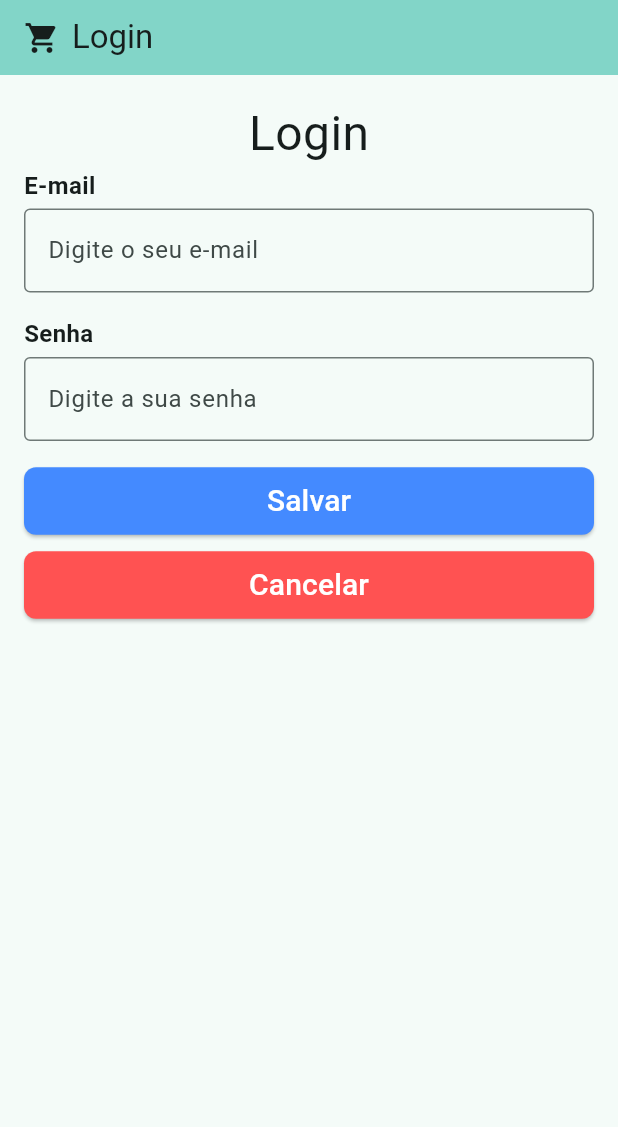
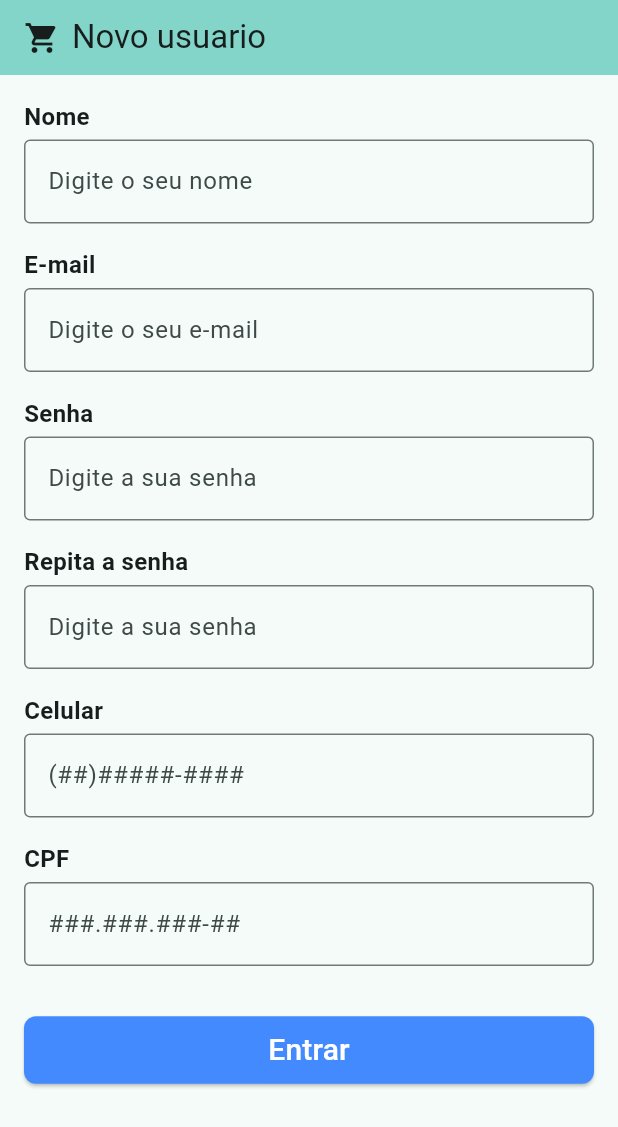
Before and after one commit to otaviohenrique1/app_compras, a Flutter app: the screen it shows after launch, on a phone screen of 412 x 824 dp. Shown: the top 1127 px of the screen. Run offline on Flutter 3.47's test engine with Material 2 defaults, Android fonts, the phone set to English and light mode, and no system bars; our stand-ins replace mask_text_input_formatter.

Commit message:
Commit 11

```diff
--- a/lib/main.dart
+++ b/lib/main.dart
@@ -1,5 +1,6 @@
-import 'package:app_compras/pages/login.dart';
 import 'package:flutter/material.dart';
+// import 'package:app_compras/pages/login.dart';
+import 'package:app_compras/pages/novo_usuario.dart';
 // import 'package:app_compras/pages/pagamento.dart';
 
 void main() {
@@ -17,7 +18,7 @@ class MyApp extends StatelessWidget {
         colorScheme: ColorScheme.fromSeed(seedColor: Colors.teal),
         useMaterial3: true,
       ),
-      home: const Login(),
+      home: const NovoUsuario(),
     );
   }
 }
--- a/lib/pages/login.dart
+++ b/lib/pages/login.dart
@@ -26,7 +26,7 @@ class _LoginState extends State<Login> {
   @override
   Widget build(BuildContext context) {
     return Scaffold(
-      appBar: const Header(titulo: "Login"),
+      appBar: const Header(titulo: "App Compras"),
       body: Padding(
         padding: const EdgeInsets.all(16),
         child: Form(
@@ -55,7 +55,7 @@ class _LoginState extends State<Login> {
               LabelCampo(
                 titulo: "Senha",
                 exibeTitulo: true,
-                padding: const EdgeInsets.only(bottom: 16),
+                padding: const EdgeInsets.only(bottom: 32),
                 campo: CampoTexto(
                   controller: _senhaController,
                   hintText: "Digite a sua senha",
@@ -71,7 +71,7 @@ class _LoginState extends State<Login> {
               ),
               Botao(
                 backgroundColor: Colors.blueAccent,
-                label: "Salvar",
+                label: "Entrar",
                 fontColor: Colors.white,
                 fontSize: 20,
                 onPressed: () {
@@ -79,12 +79,36 @@ class _LoginState extends State<Login> {
                 },
               ),
               const SizedBox(height: 8),
-              Botao(
-                backgroundColor: Colors.redAccent,
-                label: "Cancelar",
-                fontColor: Colors.white,
-                fontSize: 20,
+              TextButton(
                 onPressed: () {},
+                child: const Text(
+                  "Esqueceu a senha?",
+                  style: TextStyle(
+                    fontSize: 18,
+                    color: Colors.blue,
+                    decoration: TextDecoration.underline,
+                    decorationColor: Colors.blue,
+                  ),
+                ),
+              ),
+              const SizedBox(height: 8),
+              TextButton(
+                onPressed: () {},
+                child: Row(
+                  mainAxisAlignment: MainAxisAlignment.center,
+                  children: [
+                    Text(
+                      "Ainda não tem conta?",
+                      style:
+                          TextStyle(fontSize: 18, color: Colors.grey.shade600),
+                    ),
+                    const SizedBox(width: 4),
+                    const Text(
+                      "Faça seu cadastro!",
+                      style: TextStyle(fontSize: 18, color: Colors.blueAccent),
+                    ),
+                  ],
+                ),
               ),
             ],
           ),
--- /dev/null
+++ b/lib/pages/novo_usuario.dart
@@ -0,0 +1,159 @@
+import 'package:flutter/material.dart';
+import 'package:app_compras/components/botao.dart';
+import 'package:app_compras/utils/helpers.dart';
+import 'package:app_compras/components/campo_texto.dart';
+import 'package:app_compras/components/header.dart';
+import 'package:app_compras/components/label_campo.dart';
+
+class NovoUsuario extends StatefulWidget {
+  const NovoUsuario({super.key});
+
+  @override
+  State<NovoUsuario> createState() => _NovoUsuarioState();
+}
+
+class _NovoUsuarioState extends State<NovoUsuario> {
+  final formKey = GlobalKey<FormState>();
+  final _nomeController = TextEditingController();
+  final _emailController = TextEditingController();
+  final _senhaController = TextEditingController();
+  final _repitaSenhaController = TextEditingController();
+  final _celularController = TextEditingController();
+  final _cpfController = TextEditingController();
+
+  final _numeroTelefoneFormatter = mascaraNumerica('(##)#####-####');
+  final _numeroCelularFormatter = mascaraNumerica('###.###.###-##');
+
+  @override
+  void dispose() {
+    _emailController.dispose();
+    _senhaController.dispose();
+    super.dispose();
+  }
+
+  @override
+  Widget build(BuildContext context) {
+    return Scaffold(
+      appBar: const Header(titulo: "Novo usuario"),
+      body: Padding(
+        padding: const EdgeInsets.all(16),
+        child: Form(
+          key: formKey,
+          child: ListView(
+            children: [
+              LabelCampo(
+                titulo: "Nome",
+                exibeTitulo: true,
+                padding: const EdgeInsets.only(bottom: 16),
+                campo: CampoTexto(
+                  controller: _nomeController,
+                  hintText: "Digite o seu nome",
+                  keyboardType: TextInputType.text,
+                  validator: (value) {
+                    if (value == null || value.isEmpty) {
+                      return "Campo vazio";
+                    }
+                    return null;
+                  },
+                ),
+              ),
+              LabelCampo(
+                titulo: "E-mail",
+                exibeTitulo: true,
+                padding: const EdgeInsets.only(bottom: 16),
+                campo: CampoTexto(
+                  controller: _emailController,
+                  hintText: "Digite o seu e-mail",
+                  keyboardType: TextInputType.emailAddress,
+                  validator: (value) {
+                    if (value == null || value.isEmpty) {
+                      return "Campo vazio";
+                    }
+                    return null;
+                  },
+                ),
+              ),
+              LabelCampo(
+                titulo: "Senha",
+                exibeTitulo: true,
+                padding: const EdgeInsets.only(bottom: 16),
+                campo: CampoTexto(
+                  controller: _senhaController,
+                  hintText: "Digite a sua senha",
+                  keyboardType: TextInputType.text,
+                  obscureText: true,
+                  validator: (value) {
+                    if (value == null || value.isEmpty) {
+                      return "Campo vazio";
+                    }
+                    return null;
+                  },
+                ),
+              ),
+              LabelCampo(
+                titulo: "Repita a senha",
+                exibeTitulo: true,
+                padding: const EdgeInsets.only(bottom: 16),
+                campo: CampoTexto(
+                  controller: _repitaSenhaController,
+                  hintText: "Digite a sua senha",
+                  keyboardType: TextInputType.text,
+                  obscureText: true,
+                  validator: (value) {
+                    if (value == null || value.isEmpty) {
+                      return "Campo vazio";
+                    }
+                    return null;
+                  },
+                ),
+              ),
+              LabelCampo(
+                titulo: "Celular",
+                exibeTitulo: true,
+                padding: const EdgeInsets.only(bottom: 16),
+                campo: CampoTexto(
+                  controller: _celularController,
+                  inputFormatters: [_numeroCelularFormatter],
+                  hintText: "(##)#####-####",
+                  keyboardType: TextInputType.number,
+                  validator: (value) {
+                    if (value == null || value.isEmpty) {
+                      return "Campo vazio";
+                    }
+                    return null;
+                  },
+                ),
+              ),
+              LabelCampo(
+                titulo: "CPF",
+                exibeTitulo: true,
+                padding: const EdgeInsets.only(bottom: 32),
+                campo: CampoTexto(
+                  controller: _cpfController,
+                  inputFormatters: [_numeroTelefoneFormatter],
+                  hintText: "###.###.###-##",
+                  keyboardType: TextInputType.number,
+                  validator: (value) {
+                    if (value == null || value.isEmpty) {
+                      return "Campo vazio";
+                    }
+                    return null;
+                  },
+                ),
+              ),
+              Botao(
+                backgroundColor: Colors.blueAccent,
+                label: "Entrar",
+                fontColor: Colors.white,
+                fontSize: 20,
+                onPressed: () {
+                  if (formKey.currentState!.validate()) {}
+                },
+              ),
+            ],
+          ),
+        ),
+      ),
+    );
+  }
+}
--- a/lib/utils/formatadores.dart
+++ /dev/null
@@ -1,3 +0,0 @@
-String formatadorMonetario(num valor) {
-  return valor.toStringAsFixed(2).replaceAll(".", ",");
-}
--- /dev/null
+++ b/lib/utils/helpers.dart
@@ -0,0 +1,23 @@
+import 'package:mask_text_input_formatter/mask_text_input_formatter.dart';
+
+String formatadorMonetario(num valor) {
+  return valor.toStringAsFixed(2).replaceAll(".", ",");
+}
+
+List<String> divideValorTotalEmParcelas(
+    num valorTotal, int quantidadeParcelas) {
+  List<String> resultado = List.generate(quantidadeParcelas, (index) {
+    var parcela = index + 1;
+    var valor = (valorTotal / parcela).toStringAsFixed(2);
+    return "$parcela x R\$ $valor (Sem juros)";
+  });
+  return ["Preço à vista"] + resultado;
+}
+
+MaskTextInputFormatter mascaraNumerica(String mascara) {
+  final resultadoMascaraNumero = MaskTextInputFormatter(
+    mask: mascara,
+    filter: {"#": RegExp(r'[0-9]')},
+  );
+  return resultadoMascaraNumero;
+}
```
Also changed, not shown: lib/pages/pagamento.dart (+3 -21 lines).
